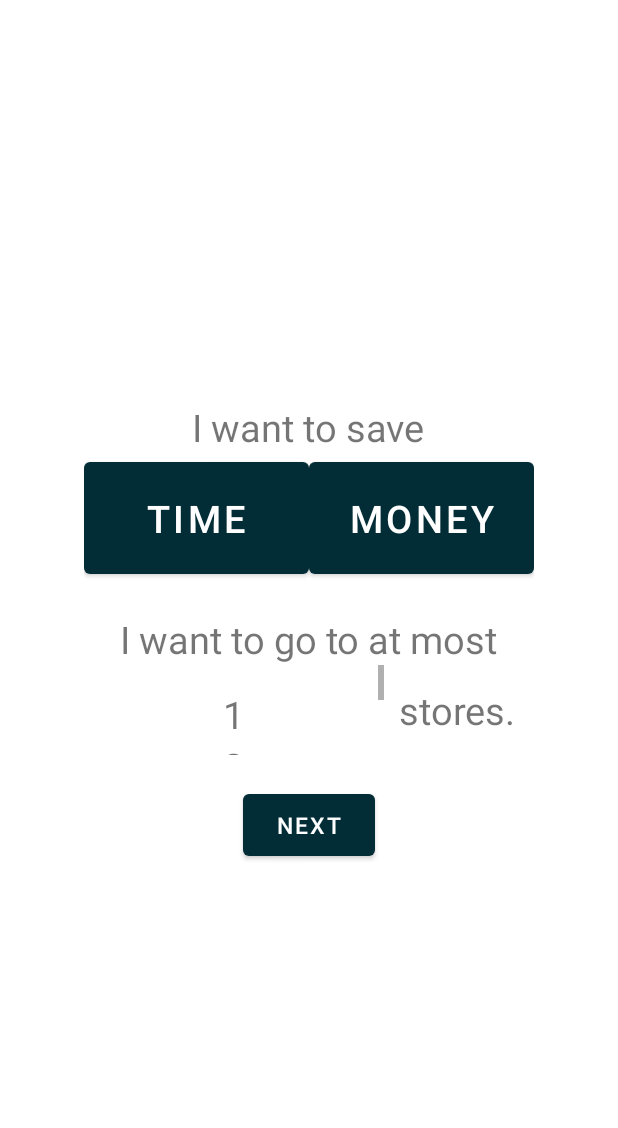
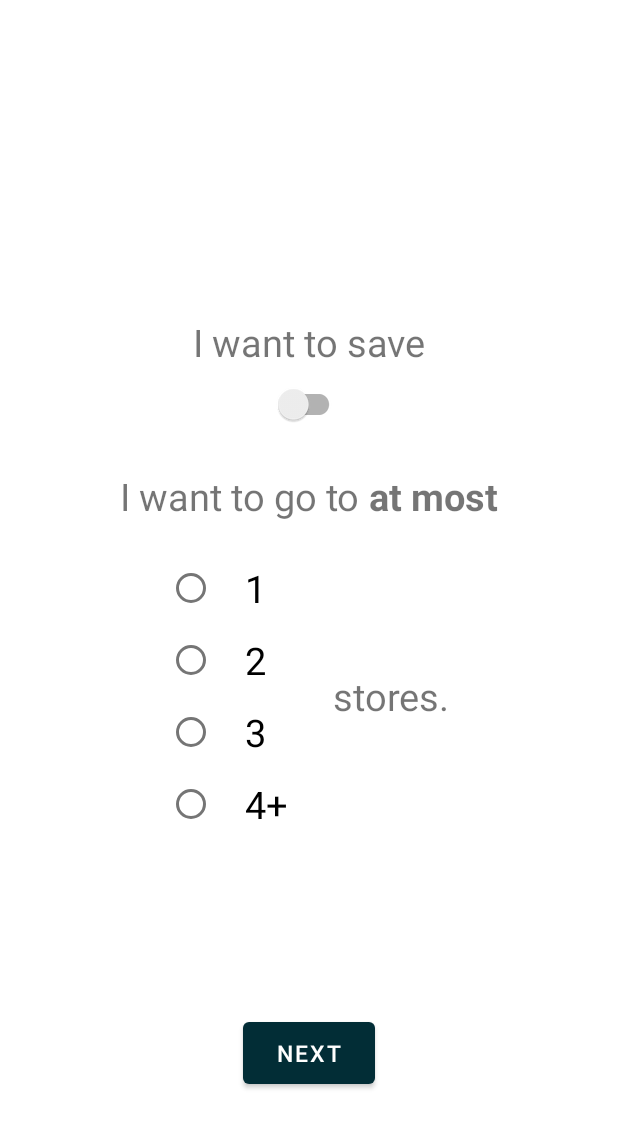
Before and after one commit to Noam-91/ShopMaster, an Android app: the layout activity_optimize.xml on its own in the app's theme, with its tools: preview values and no code run, on a phone screen of 412 x 824 dp. Shown: the top 1128 px of the screen. Run offline under Robolectric (Android 15) with nearby library versions, the phone set to English and light mode, and no system bars.

Commit message:
List Optimize, Edit screen visuals complete

```diff
--- a/app/src/main/res/layout/activity_optimize.xml
+++ b/app/src/main/res/layout/activity_optimize.xml
@@ -9,92 +9,98 @@
 
         <LinearLayout
             android:layout_width="match_parent"
-            android:layout_height="wrap_content"
+            android:layout_height="580dp"
             android:orientation="vertical"
             android:gravity="center"
             android:padding="20dp"
             android:layout_gravity="top"
             tools:context=".DatabaseTestActivity">
 
+
             <TextView
-                android:id="@+id/option_factor_id"
-                android:layout_width="wrap_content"
+                android:id="@+id/option_factor_prompt"
+                android:layout_width="match_parent"
                 android:layout_height="wrap_content"
+                android:gravity="center"
                 android:text="I want to save"
                 android:textSize="25dp"/>
 
+            <androidx.appcompat.widget.SwitchCompat
+                android:id="@+id/option_factor_toggle"
+                android:layout_width="wrap_content"
+                android:layout_height="wrap_content"
+                android:textOn="Money"
+                android:textOff="Time">
+            </androidx.appcompat.widget.SwitchCompat>
+
             <LinearLayout
-                android:layout_width="wrap_content"
-                android:layout_height="wrap_content">
-
-                <Button
-                    android:layout_width="150dp"
+                android:id="@+id/option_shop_prompt"
+                android:layout_width="match_parent"
                 android:layout_height="wrap_content"
                 android:padding="20dp"
-                    android:textSize="25dp"
-                    android:text="Time"/>
-                <Button
-                    android:layout_width="150dp"
+                android:orientation="horizontal"
+                android:gravity="center|center_vertical">
+
+                <TextView
+                    android:layout_width="wrap_content"
                     android:layout_height="wrap_content"
-                    android:padding="20dp"
-                    android:textSize="25dp"
-                    android:text="Money"/>
+                    android:text="I want to go to "
+                    android:textSize="25sp" />
+                <TextView
+                    android:layout_width="wrap_content"
+                    android:layout_height="wrap_content"
+                    android:text="at most"
+                    android:textSize="25sp"
+                    android:textStyle="bold"/>
             </LinearLayout>
 
-            <TextView
-                android:id="@+id/option_num_shop_id"
+            <LinearLayout
+                android:layout_width="match_parent"
+                android:layout_height="wrap_content"
+                android:orientation="horizontal"
+                android:gravity="center">
+
+                <RadioGroup
+                    android:id="@+id/option_shop"
                     android:layout_width="wrap_content"
                     android:layout_height="wrap_content"
-                android:text="I want to go to at most"
-                android:textSize="25sp"
-                android:layout_marginTop="20dp"/>
+                    android:orientation="vertical">
 
-            <LinearLayout
-                android:layout_width="300dp"
-                android:layout_height="wrap_content">
-
-                <ScrollView
-                    android:layout_width="200dp"
-                    android:layout_height="60dp"
-                    android:fillViewport="false"
-                    android:textSize="25dp">
-
-                    <LinearLayout
-                        android:orientation="vertical" android:layout_width="match_parent"
-                        android:layout_height="match_parent">
-                        <TextView android:id="@+id/option_num_1"
+                    <RadioButton
+                        android:id="@+id/option_shop_1"
                         android:layout_width="wrap_content"
                         android:layout_height="wrap_content"
-                            android:textSize="25dp"
-                            android:layout_marginTop="15dp"
                         android:text="1"
-                            android:layout_gravity="center"/>
-
-                        <TextView android:id="@+id/option_num_2"
+                        android:paddingLeft="20dp"
+                        android:paddingRight="20dp"
+                        android:textSize="25sp"/>
+                    <RadioButton
+                        android:id="@+id/option_shop_2"
                         android:layout_width="wrap_content"
                         android:layout_height="wrap_content"
-                            android:textSize="25dp"
                         android:text="2"
-                            android:layout_gravity="center"/>
-
-                        <TextView android:id="@+id/option_num_3"
+                        android:paddingLeft="20dp"
+                        android:paddingRight="20dp"
+                        android:textSize="25sp"/>
+                    <RadioButton
+                        android:id="@+id/option_shop_3"
                         android:layout_width="wrap_content"
                         android:layout_height="wrap_content"
-                            android:textSize="25dp"
                         android:text="3"
-                            android:layout_gravity="center"/>
-
-                        <TextView android:id="@+id/option_num_4"
+                        android:paddingLeft="20dp"
+                        android:paddingRight="20dp"
+                        android:textSize="25sp"/>
+                    <RadioButton
+                        android:id="@+id/option_shop_4"
                         android:layout_width="wrap_content"
                         android:layout_height="wrap_content"
-                            android:textSize="25dp"
                         android:text="4+"
-                            android:layout_gravity="center"/>
+                        android:paddingLeft="20dp"
+                        android:paddingRight="20dp"
+                        android:textSize="25sp"/>
+                </RadioGroup>
 
-                    </LinearLayout>
-                </ScrollView>
                 <TextView
-                    android:id="@+id/option_num_shop2_id"
                     android:layout_width="wrap_content"
                     android:layout_height="wrap_content"
                     android:layout_gravity="center"
@@ -103,10 +109,10 @@
                     android:textSize="25sp"/>
 
             </LinearLayout>
-
         </LinearLayout>
 
     <Button
+        android:id="@+id/option_next"
         android:layout_width="wrap_content"
         android:layout_height="wrap_content"
         android:layout_gravity="center_horizontal"
```
Also changed, not shown: app/src/main/res/layout/activity_list_edit.xml (+105 -13 lines). Lines whose indentation alone changed are shown as unchanged.
